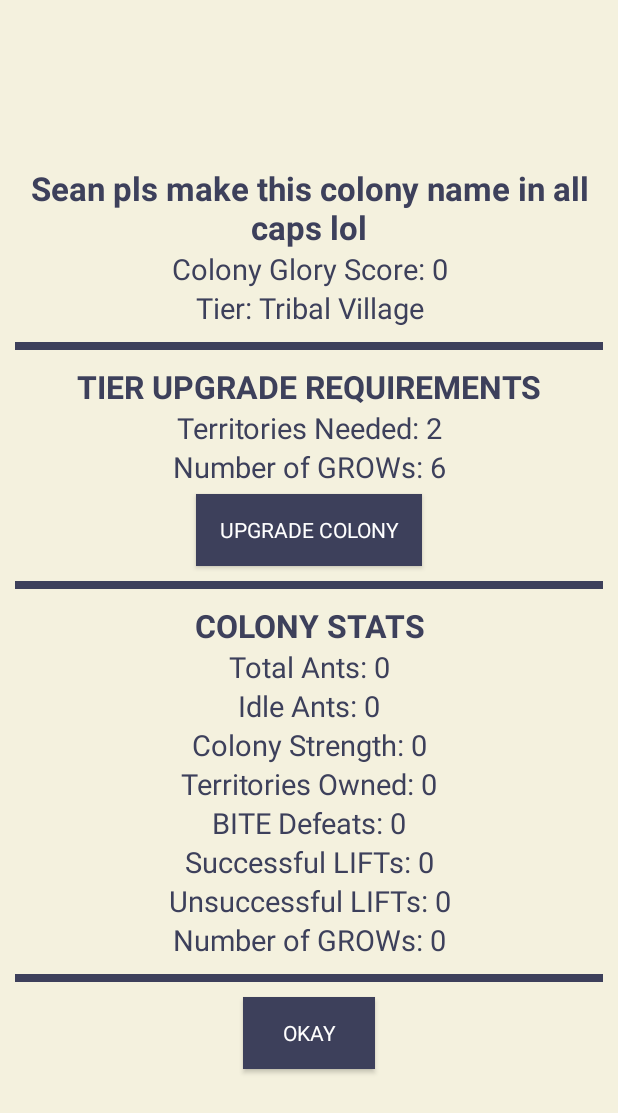
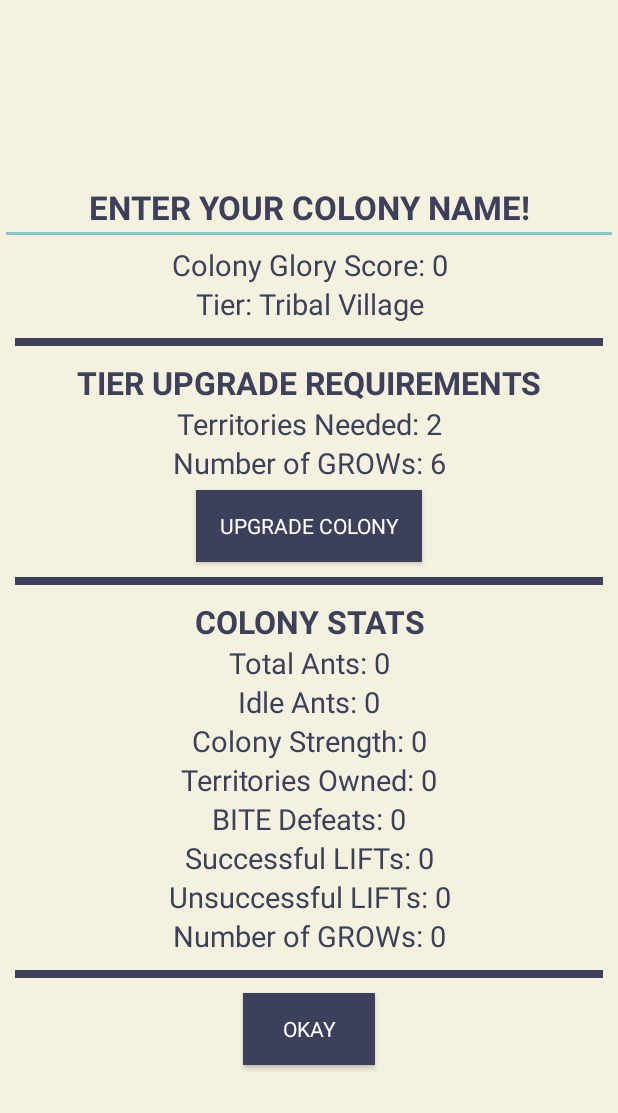
Before and after one commit to seanjoo4/AntColonyMobileGame, an Android app: the PopUpgrade screen opened directly, with no data from a screen before it, on a phone screen of 412 x 824 dp. Shown: the top 1113 px of the screen. Run offline under Robolectric (Android 15) with nearby library versions, the phone set to English and light mode, and no system bars; Roboto replaces fonts that are not available here.

Commit message:
general updates

```diff
--- a/app/src/main/res/layout/pop_upgrade.xml
+++ b/app/src/main/res/layout/pop_upgrade.xml
@@ -6,13 +6,14 @@
     android:gravity="center"
     android:orientation="vertical">
 
-    <TextView
+    <EditText
         android:id="@+id/colonyNameTitle"
         android:layout_width="match_parent"
         android:layout_height="wrap_content"
         android:fontFamily="@font/abeezee"
         android:gravity="center"
-        android:text="@string/sean_pls_make_this_colony_name_in_all_caps_lol"
+        android:text="Enter Your Colony Name!"
+        android:textAllCaps="true"
         android:textColor="@color/colorDark"
         android:textSize="22sp"
         android:textStyle="bold" />
```
